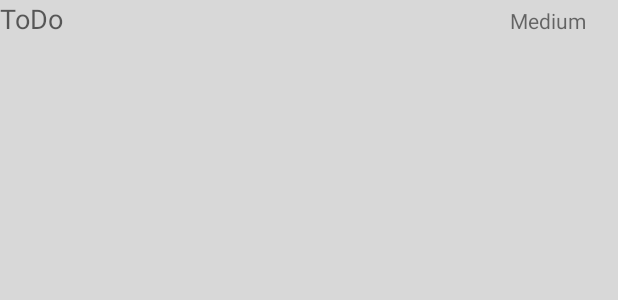
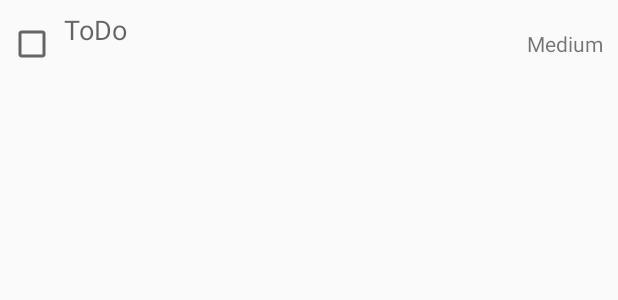
Before and after one commit to david-shao/codepath-app0, an Android app: the layout item_todo.xml on its own in the app's theme, with its tools: preview values and no code run, on a phone screen of 412 x 824 dp. Shown: the top 300 px of the screen. Run offline under Robolectric (Android 15) with nearby library versions, the phone set to English and light mode, and no system bars.

Commit message:
lots of UI and color changes, added checkbox, pressing enter handler

```diff
--- a/app/src/main/AndroidManifest.xml
+++ b/app/src/main/AndroidManifest.xml
@@ -8,14 +8,14 @@
         android:label="@string/app_name"
         android:supportsRtl="true"
         android:theme="@style/AppTheme">
-        <activity android:name=".MainActivity">
+        <activity android:name=".activities.MainActivity">
             <intent-filter>
                 <action android:name="android.intent.action.MAIN" />
 
                 <category android:name="android.intent.category.LAUNCHER" />
             </intent-filter>
         </activity>
-        <activity android:name=".EditItemActivity"></activity>
+        <activity android:name=".activities.EditItemActivity"></activity>
     </application>
 
 </manifest>
--- a/app/src/main/java/com/david/todo/EditItemActivity.java
+++ b/app/src/main/java/com/david/todo/activities/EditItemActivity.java
@@ -1,4 +1,4 @@
-package com.david.todo;
+package com.david.todo.activities;
 
 import android.content.Intent;
 import android.os.Bundle;
@@ -8,6 +8,7 @@ import android.view.WindowManager;
 import android.widget.DatePicker;
 import android.widget.EditText;
 
+import com.david.todo.R;
 import com.david.todo.models.TodoItem;
 
 import java.util.Calendar;
--- /dev/null
+++ b/app/src/main/res/drawable/border_shadow.xml
@@ -0,0 +1,30 @@
+<?xml version="1.0" encoding="utf-8"?>
+<layer-list xmlns:android="http://schemas.android.com/apk/res/android" android:shape="rectangle">
+
+    <item>
+        <shape>
+            <!-- set the shadow color here -->
+            <stroke
+                android:width="0dp"
+                android:color="@color/mainBackground" />
+
+            <!-- setting the thickness of shadow (positive value will give shadow on that side) -->
+            <padding
+                android:bottom="2dp"
+                android:left="0dp"
+                android:right="0dp"
+                android:top="2dp" />
+
+            <!--<corners android:radius="3dp" />-->
+        </shape>
+    </item>
+
+    <!-- Background -->
+    <item>
+        <shape>
+            <solid android:color="@color/itemBackground" />
+            <corners android:radius="3dp" />
+        </shape>
+    </item>
+
+</layer-list>
--- a/app/src/main/res/layout/activity_edit_item.xml
+++ b/app/src/main/res/layout/activity_edit_item.xml
@@ -8,7 +8,7 @@
     android:paddingLeft="@dimen/activity_horizontal_margin"
     android:paddingRight="@dimen/activity_horizontal_margin"
     android:paddingTop="@dimen/activity_vertical_margin"
-    tools:context="com.david.todo.EditItemActivity">
+    tools:context="com.david.todo.activities.EditItemActivity">
 
     <EditText
         android:layout_width="wrap_content"
--- a/app/src/main/res/layout/item_todo.xml
+++ b/app/src/main/res/layout/item_todo.xml
@@ -1,34 +1,59 @@
 <?xml version="1.0" encoding="utf-8"?>
 <RelativeLayout xmlns:android="http://schemas.android.com/apk/res/android"
-    android:orientation="vertical" android:layout_width="match_parent"
+    android:orientation="vertical"
+    android:layout_width="match_parent"
     android:layout_height="match_parent"
+    android:background="@drawable/border_shadow"
     android:weightSum="1">
+
+    <CheckBox
+        android:layout_width="wrap_content"
+        android:layout_height="wrap_content"
+        android:id="@+id/cbCompleted"
+        android:layout_marginLeft="5dp"
+        android:layout_marginStart="5dp"
+        android:layout_alignBottom="@+id/tvDueDate"
+        android:layout_alignTop="@+id/tvText"
+        android:focusable="false" />
 
     <TextView
         android:text="@string/todo_item"
         android:layout_width="match_parent"
         android:layout_height="wrap_content"
+        android:layout_marginTop="5dp"
+        android:layout_marginLeft="5dp"
+        android:layout_marginStart="5dp"
         android:id="@+id/tvText"
         android:textAppearance="@style/TextAppearance.AppCompat.Medium"
-        android:layout_toLeftOf="@+id/tvPriority"
-        android:layout_toStartOf="@+id/tvPriority" />
+        android:layout_toRightOf="@id/cbCompleted"
+        android:layout_toEndOf="@id/cbCompleted"
+        android:layout_toLeftOf="@id/tvPriority"
+        android:layout_toStartOf="@id/tvPriority" />
+
+    <TextView
+        android:layout_width="match_parent"
+        android:layout_height="wrap_content"
+        android:id="@+id/tvDueDate"
+        android:layout_marginBottom="5dp"
+        android:layout_below="@+id/tvText"
+        android:layout_alignStart="@id/tvText"
+        android:layout_alignLeft="@id/tvText"
+        android:layout_alignRight="@id/tvText"
+        android:layout_alignEnd="@id/tvText" />
 
     <TextView
         android:text="@string/priority_medium"
         android:layout_width="72dp"
         android:layout_height="wrap_content"
         android:id="@+id/tvPriority"
-        android:layout_alignBaseline="@+id/tvText"
-        android:layout_alignBottom="@+id/tvText"
+        android:layout_marginRight="10dp"
+        android:layout_marginEnd="10dp"
+        android:layout_marginTop="5dp"
         android:layout_alignParentRight="true"
-        android:layout_alignParentEnd="true" />
+        android:layout_alignParentEnd="true"
+        android:layout_alignBottom="@+id/tvDueDate"
+        android:layout_alignParentTop="true"
+        android:gravity="center_vertical|end" />
 
-    <TextView
-        android:layout_width="match_parent"
-        android:layout_height="wrap_content"
-        android:id="@+id/tvDueDate"
-        android:layout_below="@+id/tvText"
-        android:layout_alignParentLeft="true"
-        android:layout_alignParentStart="true" />
 
 </RelativeLayout>
--- a/app/src/main/res/values/colors.xml
+++ b/app/src/main/res/values/colors.xml
@@ -2,10 +2,11 @@
 <resources>
     <color name="colorPrimary">#3F51B5</color>
     <color name="colorPrimaryDark">#303F9F</color>
-    <color name="colorAccent">#FF4081</color>
-    <color name="highPriority">#DF4141</color>
-    <color name="medPriority">#F5DF32</color>
-    <color name="lowPriority">#5DD55F</color>
-    <color name="darkGray">#A4A4A4</color>
-    <color name="lightGray">#D8D8D8</color>
+    <color name="colorAccent">#FED462</color>
+    <color name="highPriority">#F44336</color>
+    <color name="medPriority">#FFC107</color>
+    <color name="lowPriority">#4CAF50</color>
+    <color name="shadow">#9E9E9E</color>
+    <color name="itemBackground">#FAFAFA</color>
+    <color name="mainBackground">#4CA7E5</color>
 </resources>
--- a/app/src/main/res/values/styles.xml
+++ b/app/src/main/res/values/styles.xml
@@ -6,12 +6,12 @@
         <item name="colorPrimary">@color/colorPrimary</item>
         <item name="colorPrimaryDark">@color/colorPrimaryDark</item>
         <item name="colorAccent">@color/colorAccent</item>
-        <item name="android:background">@color/lightGray</item>
+        <!--<item name="android:background">@color/mainBackground</item>-->
     </style>
 
     <!-- Dialog theme -->
     <style name="AppDialogTheme" parent="Theme.AppCompat.Light.Dialog">
-        <item name="android:background">@color/lightGray</item>
+        <item name="android:background">@color/mainBackground</item>
     </style>
 
 </resources>
```
Also changed, not shown: app/src/main/java/com/david/todo/activities/MainActivity.java (renamed from app/src/main/java/com/david/todo/MainActivity.java, +18 -1 lines), app/src/main/java/com/david/todo/adapters/TodoItemsAdapter.java (+48 -0 lines), app/src/main/java/com/david/todo/models/TodoItem.java (+9 -0 lines), app/src/main/res/layout/activity_main.xml (+7 -6 lines), 1 other file.
